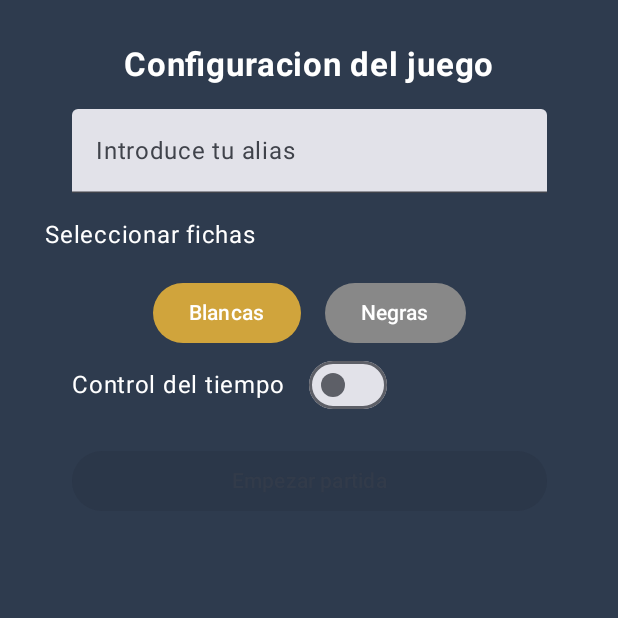
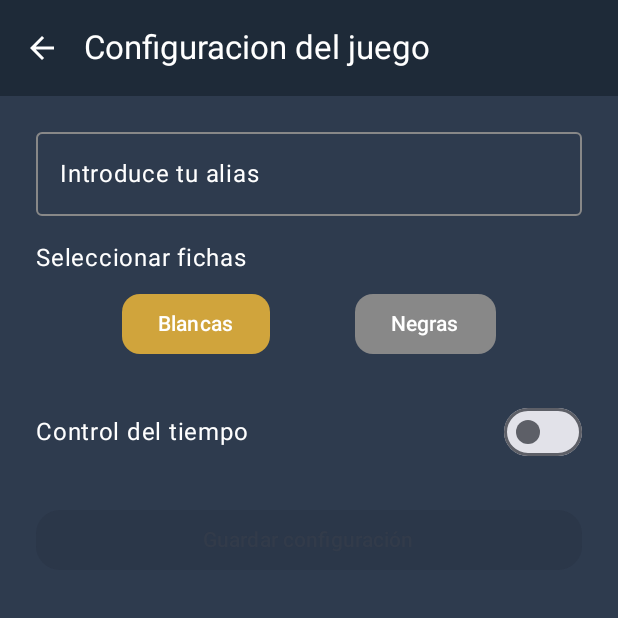
Before and after one commit to Elcris1/android-checkers, an Android app built with Jetpack Compose: the screen it shows after launch (ConfigurationActivity), after a tap on "Empezar partida", on a phone screen of 412 x 824 dp, the top half of it. Run offline under Robolectric (Android 15) with nearby library versions, the phone set to English and light mode, and no system bars.

Commit message:
fixes #4 #5 #6

```diff
--- a/app/build.gradle.kts
+++ b/app/build.gradle.kts
@@ -52,6 +52,7 @@ dependencies {
     implementation(libs.androidx.appcompat)
     implementation(libs.material)
     implementation(libs.androidx.activity)
+    implementation("androidx.datastore:datastore-preferences:1.1.7")
     testImplementation(libs.junit)
     androidTestImplementation(libs.androidx.junit)
     androidTestImplementation(libs.androidx.espresso.core)
--- a/app/src/main/java/com/example/checkers/activities/ConfigurationActivity.kt
+++ b/app/src/main/java/com/example/checkers/activities/ConfigurationActivity.kt
@@ -1,7 +1,9 @@
 package com.example.checkers.activities
 
+import android.app.Activity
 import android.content.Intent
 import android.os.Bundle
+import android.util.Log
 import androidx.activity.ComponentActivity
 import androidx.activity.compose.setContent
 import androidx.activity.enableEdgeToEdge
@@ -13,15 +15,29 @@ import androidx.compose.foundation.layout.fillMaxSize
 import androidx.compose.foundation.layout.fillMaxWidth
 import androidx.compose.foundation.layout.padding
 import androidx.compose.foundation.text.KeyboardOptions
+import androidx.compose.material.icons.Icons
+import androidx.compose.material.icons.automirrored.filled.ArrowBack
+import androidx.compose.material.icons.filled.ArrowBack
 import androidx.compose.material3.Button
 import androidx.compose.material3.ButtonDefaults
+import androidx.compose.material3.ExperimentalMaterial3Api
+import androidx.compose.material3.Icon
+import androidx.compose.material3.IconButton
+import androidx.compose.material3.OutlinedTextField
+import androidx.compose.material3.OutlinedTextFieldDefaults
+import androidx.compose.material3.Scaffold
 import androidx.compose.material3.Surface
 import androidx.compose.material3.Switch
 import androidx.compose.material3.Text
 import androidx.compose.material3.TextField
+import androidx.compose.material3.TopAppBar
+import androidx.compose.material3.TopAppBarDefaults
 import androidx.compose.runtime.Composable
+import androidx.compose.runtime.LaunchedEffect
+import androidx.compose.runtime.collectAsState
 import androidx.compose.runtime.getValue
 import androidx.compose.runtime.mutableStateOf
+import androidx.compose.runtime.rememberCoroutineScope
 import androidx.compose.runtime.saveable.rememberSaveable
 import androidx.compose.runtime.setValue
 import androidx.compose.ui.Alignment
@@ -34,7 +50,10 @@ import androidx.compose.ui.text.input.KeyboardType
 import androidx.compose.ui.unit.dp
 import androidx.compose.ui.unit.sp
 import com.example.checkers.R
+import com.example.checkers.components.GoBackAppBar
+import com.example.checkers.datastore.DataStoreManager
 import com.example.checkers.ui.theme.CheckersTheme
+import kotlinx.coroutines.launch
 
 class ConfigurationActivity : ComponentActivity() {
     override fun onCreate(savedInstanceState: Bundle?) {
@@ -42,119 +61,213 @@ class ConfigurationActivity : ComponentActivity() {
         enableEdgeToEdge()
         setContent {
             CheckersTheme {
-                Surface(modifier = Modifier.fillMaxSize()) {
                 MyApp()
             }
         }
     }
 }
-}
 
+@OptIn(ExperimentalMaterial3Api::class)
 @Composable
 private fun MyApp() {
     val context = LocalContext.current
+
+    //SavedPreferences DataStore
+    val dataStoreManager = DataStoreManager(context)
+    val scope = rememberCoroutineScope()
+
+    //DAta from store
+    val aliasStore by dataStoreManager.alias.collectAsState(initial = "")
+    val isWhiteStore by dataStoreManager.isWhiteTeam.collectAsState(initial = true)
+    val isTimeEnabledStore by dataStoreManager.timeEnabled.collectAsState(initial = false)
+    val minutesStore by dataStoreManager.minutes.collectAsState(initial = 0)
+    val secs by dataStoreManager.seconds.collectAsState(initial = 0)
+
+    //mutables to handle local edition
     var alias by rememberSaveable { mutableStateOf("") }
-    var whiteTeam by rememberSaveable { mutableStateOf(true) }
-    var timeDeadline by rememberSaveable { mutableStateOf(false) }
+    var isWhite by rememberSaveable { mutableStateOf(true) }
+    var isTimeEnabled by rememberSaveable { mutableStateOf(false) }
     var minutes by rememberSaveable { mutableStateOf("") }
     var seconds by rememberSaveable { mutableStateOf("") }
 
-    Column (
+    //Asignar valores
+    LaunchedEffect(aliasStore) {
+        alias = aliasStore
+        isWhite = isWhiteStore
+        isTimeEnabled = isTimeEnabledStore
+        minutes = minutesStore.toString()
+        seconds = secs.toString()
+    }
+
+    //var alias by rememberSaveable { mutableStateOf("") }
+
+
+    Scaffold(
+        topBar = { GoBackAppBar(stringResource(R.string.configuration_title)) },
+        containerColor = Color(0xFF2E3B4E)
+    ) { padding ->
+        Column(
             modifier = Modifier
+                .padding(padding)
                 .fillMaxSize()
-            .background(Color(0xFF2E3B4E))
-            .padding(30.dp),
-        horizontalAlignment = Alignment.CenterHorizontally,
+                .padding(horizontal = 24.dp),
+            horizontalAlignment = Alignment.CenterHorizontally
         ) {
-        Text(
-            text = stringResource(R.string.configuration_title),
-            fontSize = 22.sp,
-            fontWeight = FontWeight.Bold,
-            color = Color.White
+            // Alias
+            OutlinedTextField(
+                value = alias,
+                onValueChange = { alias = it },
+                label = { Text(stringResource(R.string.alias_placeholder), color = Color.White)  },
+                modifier = Modifier
+                    .fillMaxWidth()
+                    .padding(vertical = 16.dp),
+                singleLine = true,
+                colors = androidx.compose.material3.OutlinedTextFieldDefaults.colors(
+                    focusedBorderColor = Color(0xFFD0A43C),
+                    unfocusedBorderColor = Color.Gray,
+                    cursorColor = Color.White,
+                    focusedLabelColor = Color.White,
+                    unfocusedLabelColor = Color.LightGray,
+                    focusedTextColor = Color.White,
+                    unfocusedTextColor = Color.White,
+                    disabledTextColor = Color.LightGray
+                )
             )
 
-        TextField(
-            value = alias,
-            onValueChange = { alias = it },
-            label = { Text(stringResource(R.string.alias_placeholder)) },
-            modifier = Modifier.fillMaxWidth(0.9f).padding(top = 16.dp)
+            // Equipo
+            Text(
+                text = stringResource(R.string.team),
+                color = Color.White,
+                fontSize = 16.sp,
+                modifier = Modifier.align(Alignment.Start)
             )
 
             Row(
-            modifier = Modifier.fillMaxWidth().padding(top = 16.dp),
-        ) {
-            Text(stringResource(R.string.team), color = Color.White, fontSize = 16.sp)
-
-        }
-
-        Row(
-            modifier = Modifier.padding(top = 16.dp)
+                modifier = Modifier
+                    .fillMaxWidth()
+                    .padding(vertical = 8.dp),
+                horizontalArrangement = Arrangement.SpaceEvenly
             ) {
                 Button(
-                onClick = { whiteTeam = true },
-                colors = ButtonDefaults.buttonColors(containerColor = if (whiteTeam) Color(0xFFD0A43C) else Color.Gray),
-                modifier = Modifier.padding(end = 16.dp)
+                    onClick = { isWhite = true },
+                    colors = ButtonDefaults.buttonColors(
+                        containerColor = if (isWhite) Color(0xFFD0A43C) else Color.Gray
+                    ),
+                    shape = androidx.compose.foundation.shape.RoundedCornerShape(12.dp)
                 ) {
                     Text(stringResource(R.string.white_team))
                 }
-            Button(onClick = { whiteTeam = false }, colors = ButtonDefaults.buttonColors(containerColor = if (!whiteTeam) Color(0xFFD0A43C) else Color.Gray)) {
+
+                Button(
+                    onClick = { isWhite = false },
+                    colors = ButtonDefaults.buttonColors(
+                        containerColor = if (!isWhite) Color(0xFFD0A43C) else Color.Gray
+                    ),
+                    shape = androidx.compose.foundation.shape.RoundedCornerShape(12.dp)
+                ) {
                     Text(stringResource(R.string.black_team))
                 }
             }
 
+            // Tiempo
             Row(
-            modifier = Modifier.fillMaxWidth(0.9f),
+                modifier = Modifier
+                    .fillMaxWidth()
+                    .padding(top = 16.dp),
                 verticalAlignment = Alignment.CenterVertically
             ) {
                 Text(
                     text = stringResource(R.string.time_control),
                     color = Color.White,
                     fontSize = 16.sp,
-                modifier = Modifier.padding(end = 16.dp)
+                    modifier = Modifier.weight(1f)
                 )
-            Switch(checked = timeDeadline, onCheckedChange = { timeDeadline = it })
+                Switch(
+                    checked = isTimeEnabled,
+                    onCheckedChange = { isTimeEnabled = it }
+                )
             }
 
-        if (timeDeadline) {
+            // Entrada de minutos y segundos
+            if (isTimeEnabled) {
                 Row(
-                modifier = Modifier.fillMaxWidth(),
+                    modifier = Modifier
+                        .fillMaxWidth()
+                        .padding(vertical = 12.dp),
                     horizontalArrangement = Arrangement.SpaceEvenly
                 ) {
-                TextField(
+                    OutlinedTextField(
                         value = minutes,
                         onValueChange = { minutes = it.filter { char -> char.isDigit() } },
-                    label = { Text(stringResource(R.string.minutes)) },
-                    keyboardOptions = KeyboardOptions.Default.copy(keyboardType = KeyboardType.Number),
-                    modifier = Modifier.weight(1f)
+                        label = { Text(stringResource(R.string.minutes), color = Color.White) },
+                        keyboardOptions = KeyboardOptions(keyboardType = KeyboardType.Number),
+                        modifier = Modifier.weight(1f),
+                        singleLine = true,
+                        colors = OutlinedTextFieldDefaults.colors(
+                            focusedBorderColor = Color(0xFFD0A43C),
+                            unfocusedBorderColor = Color.Gray,
+                            cursorColor = Color.White,
+                            focusedLabelColor = Color.White,
+                            unfocusedLabelColor = Color.LightGray,
+                            focusedTextColor = Color.White,
+                            unfocusedTextColor = Color.White,
+                            disabledTextColor = Color.LightGray
+                        )
                     )
 
-                Text(":", fontSize = 22.sp, fontWeight = FontWeight.Bold, color = Color.White)
+                    Text(
+                        ":",
+                        fontSize = 22.sp,
+                        color = Color.White,
+                        modifier = Modifier.padding(horizontal = 8.dp)
+                    )
 
-                TextField(
+                    OutlinedTextField(
                         value = seconds,
-                    onValueChange = { seconds = it.filter { char -> char.isDigit() } },
-                    label = { Text(stringResource(R.string.seconds)) },
-                    keyboardOptions = KeyboardOptions.Default.copy(keyboardType = KeyboardType.Number),
-                    modifier = Modifier.weight(1f)
+                        onValueChange = { seconds = it.filter { char -> char.isDigit() }.take(2) },
+                        label = { Text(stringResource(R.string.seconds), color = Color.White) },
+                        keyboardOptions = KeyboardOptions(keyboardType = KeyboardType.Number),
+                        modifier = Modifier.weight(1f),
+                        singleLine = true,
+                        colors = OutlinedTextFieldDefaults.colors(
+                            focusedBorderColor = Color(0xFFD0A43C),
+                            unfocusedBorderColor = Color.Gray,
+                            cursorColor = Color.White,
+                            focusedLabelColor = Color.White,
+                            unfocusedLabelColor = Color.LightGray,
+                            focusedTextColor = Color.White,
+                            unfocusedTextColor = Color.White,
+                            disabledTextColor = Color.LightGray
+                        )
                     )
                 }
             }
 
+            // Guardar configuración
             Button(
-            enabled = if(timeDeadline) alias.isNotBlank() && minutes.isNotBlank() && seconds.isNotBlank() else alias.isNotBlank(),
                 onClick = {
-                val intent = Intent(context, MainActivity::class.java)
-                intent.putExtra("alias", alias)
-                intent.putExtra("whiteTeam", whiteTeam )
-                intent.putExtra("timeDeadline", timeDeadline)
-                if (timeDeadline) {
-                    intent.putExtra("minuteLimit", minutes.toInt())
-                    intent.putExtra("secondLimit", seconds.toInt())
+                    scope.launch {
+                        dataStoreManager.saveToDataStore(
+                            alias,
+                            isWhite,
+                            isTimeEnabled,
+                            minutes.toIntOrNull() ?: 0,
+                            seconds.toIntOrNull() ?: 0
+                        )
                     }
-                context.startActivity(intent)
                 },
-            modifier = Modifier.fillMaxWidth(0.9f).padding(top = 16.dp)) {
-            Text(stringResource(R.string.start_game))
+                enabled = alias.isNotBlank() &&
+                        (!isTimeEnabled || (minutes.isNotBlank() && seconds.isNotBlank())),
+                modifier = Modifier
+                    .fillMaxWidth()
+                    .padding(vertical = 24.dp),
+                colors = ButtonDefaults.buttonColors(containerColor = Color(0xFFD0A43C)),
+                shape = androidx.compose.foundation.shape.RoundedCornerShape(16.dp)
+            ) {
+                Text(text = stringResource(R.string.save_configuration))
             }
         }
+
+
     }
+}
--- a/app/src/main/java/com/example/checkers/activities/HelpActivity.kt
+++ b/app/src/main/java/com/example/checkers/activities/HelpActivity.kt
@@ -44,6 +44,7 @@ class HelpActivity : ComponentActivity() {
         super.onCreate(savedInstanceState)
         enableEdgeToEdge()
         setContent {
+            //TODO: añadir go back bar
             CheckersTheme {
                 Surface (modifier = Modifier.fillMaxSize()) {
                     HelpLayout()
--- a/app/src/main/java/com/example/checkers/activities/MenuActivity.kt
+++ b/app/src/main/java/com/example/checkers/activities/MenuActivity.kt
@@ -12,6 +12,7 @@ import androidx.compose.foundation.Image
 import androidx.compose.foundation.background
 import androidx.compose.foundation.layout.Arrangement
 import androidx.compose.foundation.layout.Column
+import androidx.compose.foundation.layout.PaddingValues
 import androidx.compose.foundation.layout.Spacer
 import androidx.compose.foundation.layout.fillMaxSize
 import androidx.compose.foundation.layout.fillMaxWidth
@@ -19,8 +20,10 @@ import androidx.compose.foundation.layout.height
 import androidx.compose.foundation.layout.size
 import androidx.compose.material3.Button
 import androidx.compose.material3.ButtonDefaults
+import androidx.compose.material3.Scaffold
 import androidx.compose.material3.Surface
 import androidx.compose.material3.Text
+import androidx.compose.material3.TopAppBar
 import androidx.compose.runtime.Composable
 import androidx.compose.ui.Alignment
 import androidx.compose.ui.Modifier
@@ -33,6 +36,7 @@ import androidx.compose.ui.text.font.FontWeight
 import androidx.compose.ui.unit.dp
 import androidx.compose.ui.unit.sp
 import com.example.checkers.R
+import com.example.checkers.components.GeneralAppBar
 import com.example.checkers.ui.theme.CheckersTheme
 
 class MenuActivity : ComponentActivity() {
@@ -41,8 +45,11 @@ class MenuActivity : ComponentActivity() {
         enableEdgeToEdge()
         setContent {
             CheckersTheme {
-                Surface (modifier = Modifier.fillMaxSize()) {
-                    App()
+                Scaffold(
+                    topBar = { GeneralAppBar(stringResource(R.string.menu_title)) },
+                    containerColor = Color(0xFF2E3B4E)
+                ) { padding ->
+                    App(padding = padding)
                 }
             }
         }
@@ -56,7 +63,8 @@ fun navigate(context: Context, cls: Class<*>) {
 
 @Composable
 private fun App(
-    modifier: Modifier = Modifier
+    modifier: Modifier = Modifier,
+    padding: PaddingValues
 ) {
     val context = LocalContext.current
     val configuration = LocalConfiguration.current
--- /dev/null
+++ b/app/src/main/java/com/example/checkers/components/ReusableTopAppBar.kt
@@ -0,0 +1,84 @@
+package com.example.checkers.components
+
+import android.app.Activity
+import android.content.Context
+import android.content.Intent
+import androidx.compose.material.icons.Icons
+import androidx.compose.material.icons.automirrored.filled.ArrowBack
+import androidx.compose.material.icons.filled.ArrowBack
+import androidx.compose.material.icons.filled.Settings
+import androidx.compose.material3.ExperimentalMaterial3Api
+import androidx.compose.material3.Icon
+import androidx.compose.material3.IconButton
+import androidx.compose.material3.Text
+import androidx.compose.material3.TopAppBar
+import androidx.compose.material3.TopAppBarDefaults
+import androidx.compose.runtime.Composable
+import androidx.compose.ui.graphics.Color
+import androidx.compose.ui.platform.LocalContext
+import androidx.compose.ui.res.stringResource
+import com.example.checkers.R
+import com.example.checkers.activities.ConfigurationActivity
+
+@OptIn(ExperimentalMaterial3Api::class)
+@Composable
+fun GeneralAppBar(
+    title: String
+) {
+    val context = LocalContext.current
+
+    TopAppBar(
+        title = { Text(title, color = Color.White) },
+        actions = {
+            IconButton(
+                onClick = {
+                    openSettingsScreen(context)
+                }
+            ) {
+                Icon(
+                    imageVector = Icons.Default.Settings,
+                    contentDescription = stringResource(R.string.config_buton),
+                    tint = Color.White
+                )
+            }
+        },
+        colors = TopAppBarDefaults.topAppBarColors(
+            containerColor = Color(0xFF1E2A38),
+            titleContentColor = Color.White
+        )
+    )
+}
+
+@OptIn(ExperimentalMaterial3Api::class)
+@Composable
+fun GoBackAppBar(
+    title: String
+) {
+    val context = LocalContext.current
+
+    TopAppBar(
+        title = { Text(text = title, color = Color.White) },
+        navigationIcon = {
+                IconButton(
+                    onClick = {
+                        (context as? Activity)?.finish()
+                    }
+                ) {
+                    Icon(
+                        imageVector = Icons.AutoMirrored.Filled.ArrowBack,
+                        contentDescription = stringResource(R.string.go_back),
+                        tint = Color.White
+                    )
+                }
+            }
+        ,
+        colors = TopAppBarDefaults.topAppBarColors(
+            containerColor = Color(0xFF1E2A38),
+            titleContentColor = Color.White
+        )
+    )
+}
+
+private fun openSettingsScreen(context: Context) {
+    context.startActivity(Intent(context, ConfigurationActivity::class.java))
+}
--- a/app/src/main/java/com/example/checkers/data/Board.kt
+++ b/app/src/main/java/com/example/checkers/data/Board.kt
@@ -224,7 +224,7 @@ class Board {
         val diagonalLeft = getDiagonalLeft(x, y, team)
         val farLeft = getFarDiagonalLeft(x,y, team)
         if (diagonalLeft.piece != null) {
-            //Log.d("DiagonalLeft", "DIF COLOR: ${diagonalLeft.piece!!.team != piece.team}, $diagonalLeft, $farLeft,  Result: ${(diagonalLeft.isFilled() && diagonalLeft.piece!!.team != piece.team && farLeft.isEmpty())}")
+            Log.d("DiagonalLeft", "DIF COLOR: ${diagonalLeft.piece!!.team != piece.team}, $diagonalLeft, $farLeft,  Result: ${(diagonalLeft.isFilled() && diagonalLeft.piece!!.team != piece.team && farLeft.isEmpty())}")
         }
         return (diagonalLeft.isFilled() && diagonalLeft.piece!!.team != piece.team && farLeft.isEmpty())
     }
@@ -239,7 +239,7 @@ class Board {
         val diagonalRight = getDiagonalRight(x,y, team)
         val farRight =  getFarDiagonalRight(x,y, team)
         if (diagonalRight.piece != null) {
-            //Log.d("DiagonalRight", "DIF COLOR: ${diagonalRight.piece!!.team != piece.team}, ${diagonalRight}, ${farRight}, Result: ${(diagonalRight.isFilled() && diagonalRight.piece!!.team != piece.team && farRight.isEmpty())}")
+            Log.d("DiagonalRight", "DIF COLOR: ${diagonalRight.piece!!.team != piece.team}, ${diagonalRight}, ${farRight}, Result: ${(diagonalRight.isFilled() && diagonalRight.piece!!.team != piece.team && farRight.isEmpty())}")
         }
         return (diagonalRight.isFilled() && diagonalRight.piece!!.team != piece.team && farRight.isEmpty())
     }
--- /dev/null
+++ b/app/src/main/java/com/example/checkers/datastore/DataStoreManager.kt
@@ -0,0 +1,77 @@
+package com.example.checkers.datastore
+
+import android.content.Context
+import androidx.datastore.core.DataStore
+import androidx.datastore.preferences.core.Preferences
+import androidx.datastore.preferences.core.booleanPreferencesKey
+import androidx.datastore.preferences.core.edit
+import androidx.datastore.preferences.core.intPreferencesKey
+import androidx.datastore.preferences.core.stringPreferencesKey
+import androidx.datastore.preferences.preferencesDataStore
+import com.example.checkers.data.constants.Teams
+import kotlinx.coroutines.flow.Flow
+import kotlinx.coroutines.flow.map
+import kotlin.math.min
+
+val Context.dataStore: DataStore<Preferences> by preferencesDataStore(name = "settings")
+
+class DataStoreManager(private val context: Context) {
+
+
+    private object PreferencesKeys {
+        val ALIAS_KEY = stringPreferencesKey("alias")
+        val IS_WHITE_KEY = booleanPreferencesKey("team")
+        val TIME_ENABLED_KEY = booleanPreferencesKey("is_time_enabled")
+        val TIME_MINUTES = intPreferencesKey("minutes")
+        val TIME_SECONDS = intPreferencesKey("seconds")
+    }
+
+    suspend fun saveToDataStore(alias: String, whiteTeam: Boolean, isEnabled: Boolean, minutes: Int, seconds: Int) {
+        context.dataStore.edit {
+            it[PreferencesKeys.ALIAS_KEY] = alias
+            it[PreferencesKeys.IS_WHITE_KEY] = whiteTeam
+            it[PreferencesKeys.TIME_ENABLED_KEY] = isEnabled
+            it[PreferencesKeys.TIME_MINUTES] = minutes
+            it[PreferencesKeys.TIME_SECONDS] = seconds
+        }
+    }
+
+    val alias: Flow<String> = context.dataStore.data.map {
+        it[PreferencesKeys.ALIAS_KEY] ?: ""
+    }
+
+    val isWhiteTeam: Flow<Boolean> = context.dataStore.data.map {
+        it[PreferencesKeys.IS_WHITE_KEY] ?: true
+    }
+
+    val timeEnabled: Flow<Boolean> = context.dataStore.data.map {
+        it[PreferencesKeys.TIME_ENABLED_KEY] ?: false
+    }
+
+    val minutes: Flow<Int> = context.dataStore.data.map {
+        it[PreferencesKeys.TIME_MINUTES] ?: 0
+    }
+    val seconds: Flow<Int> = context.dataStore.data.map {
+        it[PreferencesKeys.TIME_SECONDS] ?: 0
+    }
+
+    suspend fun setAlias(alias: String) {
+        context.dataStore.edit { it[PreferencesKeys.ALIAS_KEY] = alias }
+    }
+
+    suspend fun setTeam(isWhite: Boolean) {
+        context.dataStore.edit { it[PreferencesKeys.IS_WHITE_KEY] = isWhite }
+    }
+
+    suspend fun setTimeEnabled(enabled: Boolean) {
+        context.dataStore.edit { it[PreferencesKeys.TIME_ENABLED_KEY] = enabled }
+    }
+
+    suspend fun setMinutes(time: Int) {
+        context.dataStore.edit { it[PreferencesKeys.TIME_MINUTES] = time }
+    }
+    suspend fun setSeconds(time: Int) {
+        context.dataStore.edit { it[PreferencesKeys.TIME_SECONDS] = time }
+
+    }
+}
--- a/app/src/main/res/values/strings.xml
+++ b/app/src/main/res/values/strings.xml
@@ -2,6 +2,7 @@
     <string name="app_name">Damas</string>
 
     <string name="title_activity_menu">MenuActivity</string>
+    <string name="menu_title">Menú principal</string>
     <string name="help_txt">Ayuda</string>
     <string name="start_game">Empezar partida</string>
     <string name="exit">Salir</string>
@@ -38,6 +39,8 @@
     <string name="minutes">Minutos</string>
     <string name="seconds">Segundos</string>
     <string name="start">Empezar partida!</string>
+    <string name="save_configuration">Guardar configuración</string>
+    <string name="config_buton">Botón configuración</string>
 
     <string name="CPU">CPU</string>
     <string name="remaining_time">Tiempo restante</string>
```
Also changed, not shown: 1 other file. Lines whose indentation alone changed are shown as unchanged.
